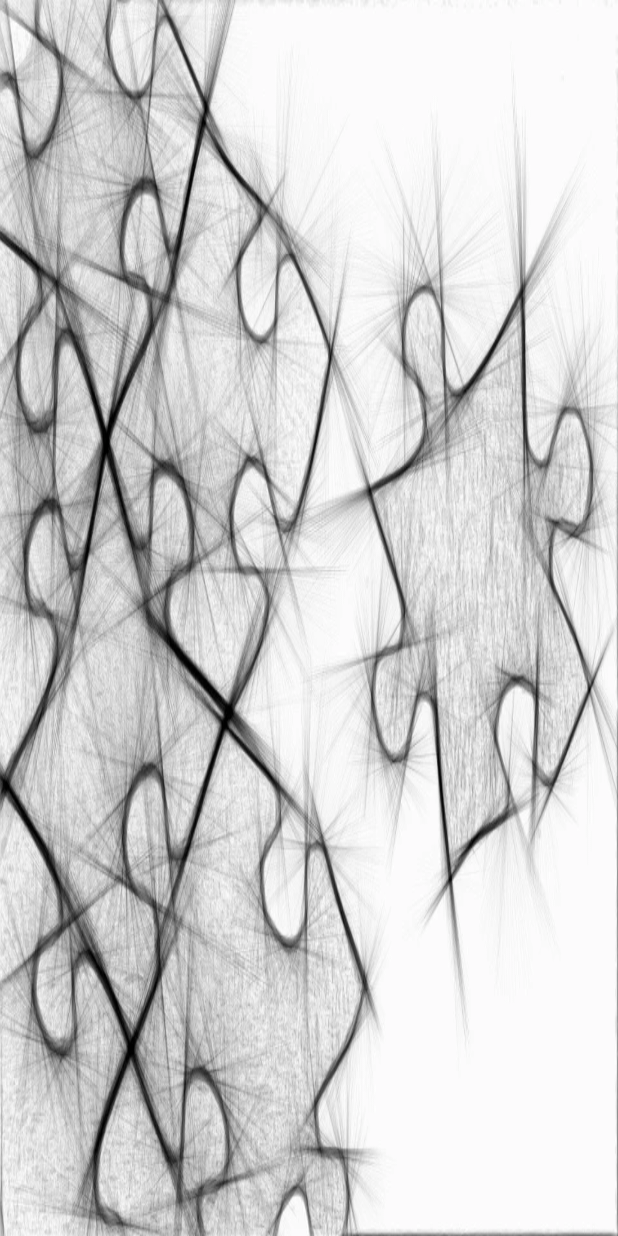
After one commit to EstherDiaz/MarvelDroid, an Android app: the layout activity_opciones_activityy.xml on its own in the app's theme, with its tools: preview values and no code run, on a phone screen of 412 x 824 dp. The commit adds this screen. Run offline under Robolectric (Android 15) with nearby library versions, the phone set to English and light mode, and no system bars; Roboto replaces fonts that are not available here.

Commit message:
Arreglado menú y webview en opciones

```diff
--- a/MarvelDroid/app/src/main/java/com/example/marveldroid/CreditosActivity.java
+++ b/MarvelDroid/app/src/main/java/com/example/marveldroid/CreditosActivity.java
@@ -25,7 +25,7 @@ public class CreditosActivity extends AppCompatActivity {
 
             @Override
             public void onClick(View v) {
-                Intent intent = new Intent(CreditosActivity.this, OpcionesActivity.class);
+                Intent intent = new Intent(CreditosActivity.this, MenuActivity.class);
                 startActivity(intent);
                 finish();
             }
--- a/MarvelDroid/app/src/main/java/com/example/marveldroid/ElegirRegistroActivity.java
+++ b/MarvelDroid/app/src/main/java/com/example/marveldroid/ElegirRegistroActivity.java
@@ -31,7 +31,7 @@ public class ElegirRegistroActivity extends AppCompatActivity {
 
             @Override
             public void onClick(View v) {
-                Intent intent = new Intent(ElegirRegistroActivity.this, OpcionesActivity.class);
+                Intent intent = new Intent(ElegirRegistroActivity.this, MenuActivity.class);
                 startActivity(intent);
                 finish();
             }
@@ -57,7 +57,6 @@ public class ElegirRegistroActivity extends AppCompatActivity {
             }
         });
 
-
         buttonRegistrate.setOnClickListener(new View.OnClickListener() {
 
             @Override
@@ -67,6 +66,7 @@ public class ElegirRegistroActivity extends AppCompatActivity {
 
             }
         });
+
     }
 
 }
--- a/MarvelDroid/app/src/main/java/com/example/marveldroid/MainActivity.java
+++ b/MarvelDroid/app/src/main/java/com/example/marveldroid/MainActivity.java
@@ -20,7 +20,7 @@ public class MainActivity extends AppCompatActivity {
         new Handler().postDelayed(new Runnable() {
             public void run() {
                 // Cuando pasen los 3 segundos, pasamos a la actividad principal de la aplicación
-                Intent intent = new Intent(MainActivity.this, OpcionesActivity.class);
+                Intent intent = new Intent(MainActivity.this, MenuActivity.class);
                        startActivity(intent);
                        finish();
             }
--- a/MarvelDroid/app/src/main/res/layout/activity_opciones.xml
+++ b/MarvelDroid/app/src/main/res/layout/activity_menu.xml
@@ -5,7 +5,7 @@
     android:layout_width="match_parent"
     android:layout_height="match_parent"
     android:background="@drawable/puzle"
-    tools:context=".OpcionesActivity">
+    tools:context=".MenuActivity">
 
     <ImageView
         android:id="@+id/imageView2"
--- /dev/null
+++ b/MarvelDroid/app/src/main/res/layout/activity_opciones_activityy.xml
@@ -0,0 +1,11 @@
+<?xml version="1.0" encoding="utf-8"?>
+<androidx.constraintlayout.widget.ConstraintLayout xmlns:android="http://schemas.android.com/apk/res/android"
+    xmlns:app="http://schemas.android.com/apk/res-auto"
+    xmlns:tools="http://schemas.android.com/tools"
+    android:id="@+id/menuactivity"
+    android:layout_width="match_parent"
+    android:layout_height="match_parent"
+    android:background="@drawable/puzle"
+    tools:context=".OpcionesActivity">
+
+</androidx.constraintlayout.widget.ConstraintLayout>
```
Also changed, not shown: MarvelDroid/app/src/main/AndroidManifest.xml (+7 -3 lines), MarvelDroid/app/src/main/java/com/example/marveldroid/MenuActivity.java (added, +60 -0 lines), MarvelDroid/app/src/main/java/com/example/marveldroid/OpcionesActivity.java (+9 -43 lines), MarvelDroid/app/src/main/java/com/example/marveldroid/WebViewActivity.java (+14 -8 lines), MarvelDroid/app/src/main/res/xml/network_security_config.xml (added, +7 -0 lines).
